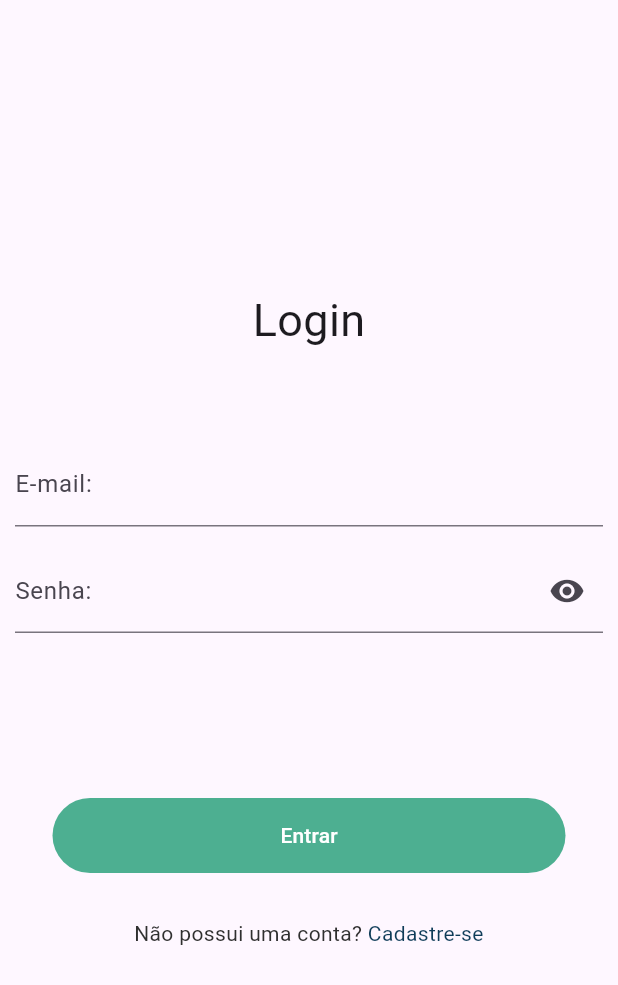
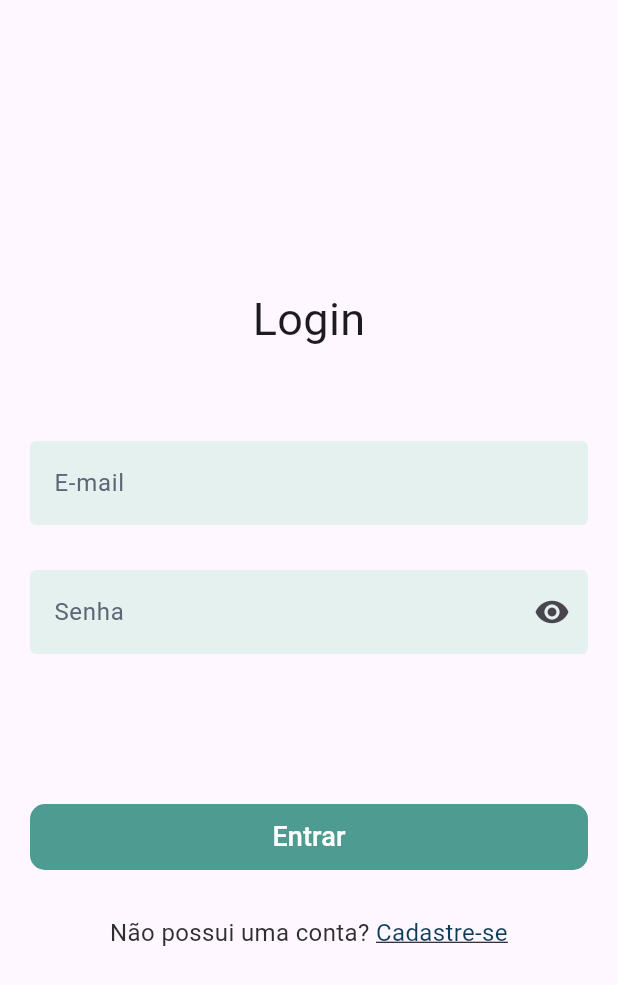
Before and after one commit to EmanuelCicero/medical-app, a Flutter app: the screen it shows after launch, after a tap on "Login", on a phone screen of 412 x 824 dp. Shown: the top 985 px of the screen. Run offline on Flutter 3.47's test engine with Material 3 defaults, Android fonts, the phone set to English and light mode, and no system bars.

Commit message:
:recycle: refactor: Estilização das paginas

```diff
--- a/lib/home_page.dart
+++ b/lib/home_page.dart
@@ -1,5 +1,6 @@
 import 'package:flutter/gestures.dart';
 import 'package:flutter/material.dart';
+import 'package:flutter/widgets.dart';
 import 'package:medical_app/cadastro_page.dart';
 import 'login.dart';
 
@@ -16,7 +17,9 @@ class HomePageState extends State<HomePage> {
   @override
   Widget build(BuildContext context) {
     return Scaffold(
+      backgroundColor: Colors.white,
       appBar: AppBar(
+        backgroundColor: Colors.white,
         title: Row(
           mainAxisAlignment: MainAxisAlignment.spaceBetween,
           children: [
@@ -42,10 +45,14 @@ class HomePageState extends State<HomePage> {
                   fontSize: 40,
                   fontWeight: FontWeight.bold,
                   color: Color.fromRGBO(47, 47, 47, 1))),
-          const Text(
-            'Sua jornada para o bem estar começa aqui!',
-            style:
-                TextStyle(fontSize: 15, color: Color.fromRGBO(47, 47, 47, 1)),
+          const Padding(
+            padding: EdgeInsets.symmetric(horizontal: 50),
+            child: Text(
+              'Sua jornada para o bem estar começa aqui!',
+              textAlign: TextAlign.center,
+              style:
+                TextStyle(fontSize: 20, color: Color.fromRGBO(47, 47, 47, 1)),
+            ),
           ),
           Image.asset(
             'assets/images/vitalis_illustration.png',
@@ -57,11 +64,11 @@ class HomePageState extends State<HomePage> {
             textAlign: TextAlign.center,
             TextSpan(
                 style: const TextStyle(
-                    fontSize: 14, color: Color.fromRGBO(47, 47, 47, 1)),
-                text: 'Não possui uma conta?',
+                    fontSize: 16, color: Color.fromRGBO(47, 47, 47, 1)),
+                text: 'Não possui uma conta? ',
                 children: [
                   TextSpan(
-                      text: ' Cadastre-se',
+                      text: 'Cadastre-se',
                       recognizer: TapGestureRecognizer()
                         ..onTap = () {
                           Navigator.push(
@@ -71,6 +78,7 @@ class HomePageState extends State<HomePage> {
                         },
                       style: const TextStyle(
                         color: Color.fromRGBO(14, 60, 88, 1),
+                        decoration: TextDecoration.underline
                       ))
                 ]),
           ),
--- a/lib/login.dart
+++ b/lib/login.dart
@@ -15,16 +15,16 @@ class LoginState extends State<Login> {
   Widget build(BuildContext context) {
     return Container(
         margin: (const EdgeInsets.only(top: 10, left: 25, right: 25)),
-        height: 50,
-        width: 200,
+        height: 44,
+        width: 320,
         decoration: const BoxDecoration(
-            color: Color.fromRGBO(77, 175, 145, 1),
-            borderRadius: BorderRadius.all(Radius.circular(32))),
+            color: Color.fromRGBO(77, 155, 145, 1),
+            borderRadius: BorderRadius.all(Radius.circular(10))),
         child: TextButton(
           child: const Center(
             child: Text(
               'Login',
-              style: TextStyle(color: Colors.white),
+              style: TextStyle(color: Colors.white, fontSize: 20),
             ),
           ),
           onPressed: () {
--- a/lib/login_page.dart
+++ b/lib/login_page.dart
@@ -18,7 +18,7 @@ class LoginPageState extends State<LoginPage> {
   Widget build(BuildContext context) {
     return Scaffold(
         body: Padding(
-      padding: const EdgeInsets.all(10),
+      padding: const EdgeInsets.all(20),
       child: Center(
         child: Column(
           crossAxisAlignment: CrossAxisAlignment.stretch,
@@ -32,10 +32,21 @@ class LoginPageState extends State<LoginPage> {
             const SizedBox(
               height: 60,
             ),
-            Form(
-                child: TextFormField(
-              decoration: const InputDecoration(labelText: 'E-mail:'),
-            )),
+            Padding(
+              padding: EdgeInsets.only(bottom: 15),
+              child: Form(
+                  child: TextFormField(
+                decoration: InputDecoration(
+                  labelText: 'E-mail',
+                  labelStyle: TextStyle(color: Color.fromRGBO(93, 102, 118, 1)),
+                  filled: true,
+                  fillColor: const Color.fromRGBO(228, 241, 238, 1),
+                  border: OutlineInputBorder(
+                      borderRadius: BorderRadius.circular(4),
+                      borderSide: BorderSide.none),
+                ),
+              )),
+            ),
             const SizedBox(
               height: 15,
             ),
@@ -43,7 +54,14 @@ class LoginPageState extends State<LoginPage> {
               child: TextFormField(
                 obscureText: _isObscure,
                 decoration: InputDecoration(
-                  labelText: 'Senha:',
+                  labelText: 'Senha',
+                  labelStyle:
+                      const TextStyle(color: Color.fromRGBO(93, 102, 118, 1)),
+                  filled: true,
+                  fillColor: Color.fromRGBO(228, 241, 238, 1),
+                  border: OutlineInputBorder(
+                      borderRadius: BorderRadius.circular(4),
+                      borderSide: BorderSide.none),
                   suffixIcon: IconButton(
                     icon: Icon(
                         _isObscure ? Icons.visibility : Icons.visibility_off),
@@ -60,18 +78,17 @@ class LoginPageState extends State<LoginPage> {
               height: 100,
             ),
             Container(
-                margin: (const EdgeInsets.only(top: 10, left: 25, right: 25)),
-                height: 50,
-                width: 200,
+                height: 44,
+                width: 350,
                 decoration: const BoxDecoration(
-                    color: Color.fromRGBO(77, 175, 145, 1),
-                    borderRadius: BorderRadius.all(Radius.circular(32))),
+                    color: Color.fromRGBO(77, 155, 145, 1),
+                    borderRadius: BorderRadius.all(Radius.circular(10))),
                 child: const TextButton(
                   onPressed: null,
                   child: Center(
                     child: Text(
                       'Entrar',
-                      style: TextStyle(color: Colors.white),
+                      style: TextStyle(color: Colors.white, fontSize: 18),
                     ),
                   ),
                 )),
@@ -80,11 +97,11 @@ class LoginPageState extends State<LoginPage> {
               textAlign: TextAlign.center,
               TextSpan(
                   style: const TextStyle(
-                      fontSize: 14, color: Color.fromRGBO(47, 47, 47, 1)),
-                  text: 'Não possui uma conta?',
+                      fontSize: 16, color: Color.fromRGBO(47, 47, 47, 1)),
+                  text: 'Não possui uma conta? ',
                   children: [
                     TextSpan(
-                        text: ' Cadastre-se',
+                        text: 'Cadastre-se',
                         recognizer: TapGestureRecognizer()
                           ..onTap = () {
                             Navigator.push(
@@ -94,8 +111,13 @@ class LoginPageState extends State<LoginPage> {
                                         const CadastroPage()));
                           },
                         style: const TextStyle(
-                          color: Color.fromRGBO(14, 60, 88, 1),
-                        ))
+                            color: Color.fromRGBO(
+                              14,
+                              60,
+                              88,
+                              1,
+                            ),
+                            decoration: TextDecoration.underline))
                   ]),
             )
           ],
```
Also changed, not shown: lib/cadastro_page.dart (+48 -19 lines).
